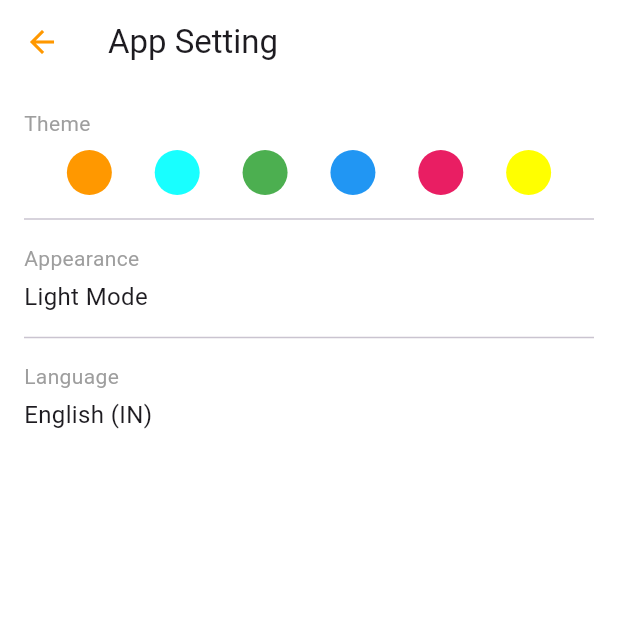
After one commit to piyushd23/Ebell, a Flutter app: the screen it shows after launch, after a tap on "App Setting", on a phone screen of 412 x 824 dp, the top half of it. The commit adds this screen. Run offline on Flutter 3.47's test engine with Material 3 defaults, Android fonts, the phone set to English and light mode, and no system bars; missing offline and left inert: mobile_scanner.

Commit message:
Profile section uploaded

```diff
--- /dev/null
+++ b/lib/app_setting.dart
@@ -0,0 +1,109 @@
+import 'package:flutter/material.dart';
+
+class AppSettingScreen extends StatelessWidget {
+  const AppSettingScreen({super.key});
+
+  @override
+  Widget build(BuildContext context) {
+    return Scaffold(
+      appBar: AppBar(
+        leading: IconButton(
+          icon: const Icon(Icons.arrow_back, color: Colors.orange),
+          onPressed: () {
+            Navigator.pop(context);
+          },
+        ),
+        title: const Text('App Setting'),
+        backgroundColor: Colors.white,
+        elevation: 0,
+      ),
+      body: Container(
+        color: Colors.white,
+        padding: const EdgeInsets.all(16.0),
+        child: Column(
+          crossAxisAlignment: CrossAxisAlignment.start,
+          children: [
+            const Text(
+              'Theme',
+              style: TextStyle(color: Colors.grey, fontSize: 14),
+            ),
+            const SizedBox(height: 8),
+            Row(
+              mainAxisAlignment: MainAxisAlignment.spaceEvenly,
+              children: [
+                Container(
+                  width: 30,
+                  height: 30,
+                  decoration: const BoxDecoration(
+                    color: Colors.orange,
+                    shape: BoxShape.circle,
+                  ),
+                ),
+                Container(
+                  width: 30,
+                  height: 30,
+                  decoration: const BoxDecoration(
+                    color: Colors.cyanAccent,
+                    shape: BoxShape.circle,
+                  ),
+                ),
+                Container(
+                  width: 30,
+                  height: 30,
+                  decoration: const BoxDecoration(
+                    color: Colors.green,
+                    shape: BoxShape.circle,
+                  ),
+                ),
+                Container(
+                  width: 30,
+                  height: 30,
+                  decoration: const BoxDecoration(
+                    color: Colors.blue,
+                    shape: BoxShape.circle,
+                  ),
+                ),
+                Container(
+                  width: 30,
+                  height: 30,
+                  decoration: const BoxDecoration(
+                    color: Colors.pink,
+                    shape: BoxShape.circle,
+                  ),
+                ),
+                Container(
+                  width: 30,
+                  height: 30,
+                  decoration: const BoxDecoration(
+                    color: Colors.yellowAccent,
+                    shape: BoxShape.circle,
+                  ),
+                ),
+              ],
+            ),
+            const Divider(height: 32),
+            const Text(
+              'Appearance',
+              style: TextStyle(color: Colors.grey, fontSize: 14),
+            ),
+            const SizedBox(height: 4),
+            const Text(
+              'Light Mode',
+              style: TextStyle(fontSize: 16),
+            ),
+            const Divider(height: 32),
+            const Text(
+              'Language',
+              style: TextStyle(color: Colors.grey, fontSize: 14),
+            ),
+            const SizedBox(height: 4),
+            const Text(
+              'English (IN)',
+              style: TextStyle(fontSize: 16),
+            ),
+          ],
+        ),
+      ),
+    );
+  }
+}
--- a/lib/main.dart
+++ b/lib/main.dart
@@ -1,5 +1,6 @@
 import 'package:flutter/material.dart';
 import 'package:test2/login_page.dart';
+import 'package:test2/profile.dart';
 import 'package:test2/qrscannerscreen.dart';
 import 'package:test2/theme.dart';
 import 'device_page.dart';
@@ -36,7 +37,7 @@ class MyApp extends StatelessWidget {
       theme: ThemeData(
         primarySwatch: Colors.orange,
       ),
-      home: const LoginPage(), // Changed to ThemePage
+      home: const ProfileScreen(), // Changed to ThemePage
     );
   }
 }
--- /dev/null
+++ b/lib/profile.dart
@@ -0,0 +1,333 @@
+import 'package:flutter/material.dart';
+import 'account_screen.dart';
+import 'device_setting.dart';
+import 'app_setting.dart';
+import 'app_info.dart';
+
+class ProfileScreen extends StatelessWidget {
+  const ProfileScreen({super.key});
+
+  // Method to show the bottom sheet for switching accounts
+  void _showSwitchAccountBottomSheet(BuildContext context) {
+    showModalBottomSheet(
+      context: context,
+      shape: const RoundedRectangleBorder(
+        borderRadius: BorderRadius.vertical(top: Radius.circular(20)),
+      ),
+      builder: (BuildContext context) {
+        return Container(
+          padding: const EdgeInsets.all(16.0),
+          child: Column(
+            mainAxisSize: MainAxisSize.min,
+            crossAxisAlignment: CrossAxisAlignment.start,
+            children: [
+              Row(
+                mainAxisAlignment: MainAxisAlignment.spaceBetween,
+                children: [
+                  const Text(
+                    'Switch Profile',
+                    style: TextStyle(
+                      fontSize: 18,
+                      fontWeight: FontWeight.bold,
+                    ),
+                  ),
+                  IconButton(
+                    icon: const Icon(Icons.close),
+                    onPressed: () {
+                      Navigator.pop(context);
+                    },
+                  ),
+                ],
+              ),
+              const SizedBox(height: 16),
+              Row(
+                mainAxisAlignment: MainAxisAlignment.spaceEvenly,
+                children: [
+                  _buildDeviceOption(
+                    context,
+                    label: 'Device 1',
+                    onTap: () {
+                      // Handle Device 1 selection
+                      Navigator.pop(context);
+                    },
+                  ),
+                  _buildDeviceOption(
+                    context,
+                    label: 'Device 2',
+                    onTap: () {
+                      // Handle Device 2 selection
+                      Navigator.pop(context);
+                    },
+                  ),
+                  _buildDeviceOption(
+                    context,
+                    label: 'Device 3',
+                    onTap: () {
+                      // Handle Device 3 selection
+                      Navigator.pop(context);
+                    },
+                  ),
+                  _buildAddNewDeviceOption(
+                    context,
+                    onTap: () {
+                      // Handle Add new device action
+                      Navigator.pop(context);
+                    },
+                  ),
+                ],
+              ),
+              const SizedBox(height: 16),
+            ],
+          ),
+        );
+      },
+    );
+  }
+
+  // Widget for each device option
+  Widget _buildDeviceOption(BuildContext context, {required String label, required VoidCallback onTap}) {
+    return GestureDetector(
+      onTap: onTap,
+      child: Column(
+        children: [
+          Container(
+            width: 60,
+            height: 60,
+            decoration: BoxDecoration(
+              color: Colors.yellow[300],
+              borderRadius: BorderRadius.circular(8),
+            ),
+            child: const Icon(
+              Icons.device_unknown, // Placeholder for the bell icon
+              color: Colors.black,
+            ),
+          ),
+          const SizedBox(height: 8),
+          Text(label),
+        ],
+      ),
+    );
+  }
+
+  // Widget for the "Add new device" option
+  Widget _buildAddNewDeviceOption(BuildContext context, {required VoidCallback onTap}) {
+    return GestureDetector(
+      onTap: onTap,
+      child: Column(
+        children: [
+          Container(
+            width: 60,
+            height: 60,
+            decoration: BoxDecoration(
+              color: Colors.grey[200],
+              borderRadius: BorderRadius.circular(8),
+            ),
+            child: const Icon(
+              Icons.add,
+              color: Colors.black,
+            ),
+          ),
+          const SizedBox(height: 8),
+          const Text('Add new device'),
+        ],
+      ),
+    );
+  }
+
+  @override
+  Widget build(BuildContext context) {
+    return Scaffold(
+      appBar: AppBar(
+        title: const Text(
+          'E-Bell',
+          style: TextStyle(
+            color: Colors.orange,
+            fontWeight: FontWeight.bold,
+          ),
+        ),
+        backgroundColor: Colors.white,
+        elevation: 0,
+      ),
+      body: Container(
+        color: Colors.grey[100],
+        child: Column(
+          children: [
+            // Device 1 and Switch Account Section
+            Padding(
+              padding: const EdgeInsets.symmetric(horizontal: 16.0, vertical: 24.0),
+              child: Row(
+                children: [
+                  Container(
+                    width: 50,
+                    height: 50,
+                    decoration: BoxDecoration(
+                      color: Colors.yellow[300],
+                      borderRadius: BorderRadius.circular(8),
+                    ),
+                    child: const Icon(
+                      Icons.device_unknown, // Placeholder for the bell icon
+                      color: Colors.black,
+                    ),
+                  ),
+                  const SizedBox(width: 16),
+                  Column(
+                    crossAxisAlignment: CrossAxisAlignment.start,
+                    children: [
+                      const Text(
+                        'Device 1',
+                        style: TextStyle(
+                          fontSize: 18,
+                          fontWeight: FontWeight.bold,
+                        ),
+                      ),
+                      GestureDetector(
+                        onTap: () {
+                          _showSwitchAccountBottomSheet(context);
+                        },
+                        child: const Text(
+                          'Switch Account',
+                          style: TextStyle(
+                            color: Colors.grey,
+                            fontSize: 14,
+                          ),
+                        ),
+                      ),
+                    ],
+                  ),
+                  const Spacer(),
+                  const Icon(
+                    Icons.arrow_forward_ios,
+                    color: Colors.grey,
+                    size: 16,
+                  ),
+                ],
+              ),
+            ),
+            // List of Options (No Divider)
+            Expanded(
+              child: ListView(
+                children: [
+                  _buildListTile(
+                    context,
+                    icon: Icons.account_circle_outlined,
+                    title: 'Account',
+                    onTap: () {
+                      Navigator.push(
+                        context,
+                        MaterialPageRoute(
+                          builder: (context) => const AccountScreen(),
+                        ),
+                      );
+                    },
+                  ),
+                  _buildListTile(
+                    context,
+                    icon: Icons.devices_outlined,
+                    title: 'Device Setting',
+                    onTap: () {
+                      Navigator.push(
+                        context,
+                        MaterialPageRoute(
+                          builder: (context) => const DeviceSettingScreen(),
+                        ),
+                      );
+                    },
+                  ),
+                  _buildListTile(
+                    context,
+                    icon: Icons.settings_outlined,
+                    title: 'App Setting',
+                    onTap: () {
+                      Navigator.push(
+                        context,
+                        MaterialPageRoute(
+                          builder: (context) => const AppSettingScreen(),
+                        ),
+                      );
+                    },
+                  ),
+                  // _buildListTile(
+                  //   context,
+                  //   icon: Icons.help_outline,
+                  //   title: 'Help & Privacy',
+                  //   onTap: () {
+                  //     Navigator.push(
+                  //       context,
+                  //       MaterialPageRoute(
+                  //         builder: (context) => const HelpPrivacyScreen(),
+                  //       ),
+                  //     );
+                  //   },
+                  // ),
+                  _buildListTile(
+                    context,
+                    icon: Icons.info_outline,
+                    title: 'App Info',
+                    onTap: () {
+                      Navigator.push(
+                        context,
+                        MaterialPageRoute(
+                          builder: (context) => const AppInfoScreen(),
+                        ),
+                      );
+                    },
+                  ),
+                ],
+              ),
+            ),
+          ],
+        ),
+      ),
+      // Bottom Navigation Bar
+      bottomNavigationBar: BottomNavigationBar(
+        currentIndex: 2, // Profile is selected
+        selectedItemColor: Colors.orange,
+        unselectedItemColor: Colors.grey,
+        items: const [
+          BottomNavigationBarItem(
+            icon: Icon(Icons.calendar_today),
+            label: 'Planner',
+          ),
+          BottomNavigationBarItem(
+            icon: Icon(Icons.library_music),
+            label: 'Library',
+          ),
+          BottomNavigationBarItem(
+            icon: Icon(Icons.person),
+            label: 'Profile',
+          ),
+        ],
+        onTap: (index) {
+          // Handle navigation for Planner and Library if needed
+        },
+      ),
+    );
+  }
+
+  Widget _buildListTile(BuildContext context, {required IconData icon, required String title, required VoidCallback onTap}) {
+    return ListTile(
+      leading: Container(
+        padding: const EdgeInsets.all(8.0),
+        decoration: BoxDecoration(
+          shape: BoxShape.circle,
+          border: Border.all(color: Colors.orange, width: 1.5),
+        ),
+        child: Icon(
+          icon,
+          color: Colors.orange,
+          size: 24,
+        ),
+      ),
+      title: Text(
+        title,
+        style: const TextStyle(fontSize: 16),
+      ),
+      trailing: const Icon(
+        Icons.arrow_forward_ios,
+        color: Colors.grey,
+        size: 16,
+      ),
+      onTap: onTap,
+    );
+  }
+}
```
Also changed, not shown: lib/account_screen.dart (added, +80 -0 lines), lib/app_info.dart (added, +62 -0 lines), lib/device_setting.dart (added, +82 -0 lines).
